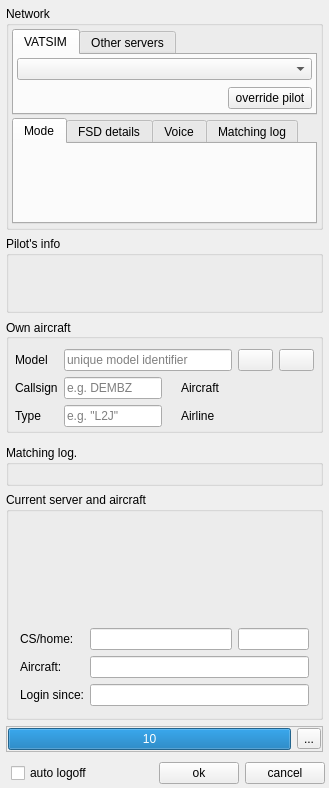
This is src/blackgui/components/logincomponent.ui in swift-project/pilotclient as Qt 5 draws it before an edit. The edited form follows.
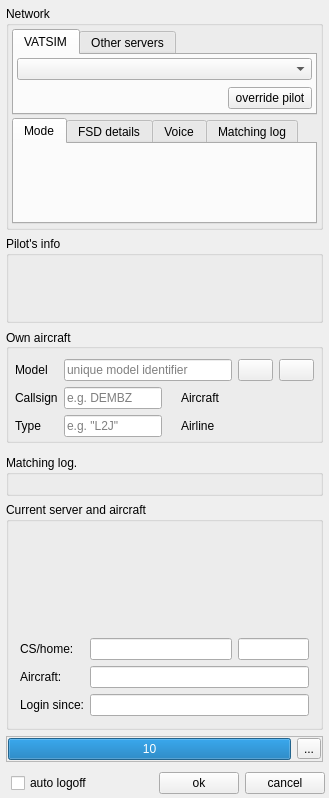
This is the edited form. Icons and pictures are not drawn. Custom widgets are drawn as their Qt base class.

Commit message: Login component UI, focus for aircraft data

Patch:
```diff
--- a/src/blackgui/components/logincomponent.ui
+++ b/src/blackgui/components/logincomponent.ui
@@ -7,7 +7,7 @@
     <x>0</x>
     <y>0</y>
     <width>329</width>
-    <height>735</height>
+    <height>745</height>
    </rect>
   </property>
   <property name="windowTitle">
@@ -386,7 +386,7 @@
            <property name="minimumSize">
             <size>
              <width>0</width>
-             <height>50</height>
+             <height>60</height>
             </size>
            </property>
            <property name="focusPolicy">
```
Left out of the diff: 11 changed lines with no effect on the pictures.
